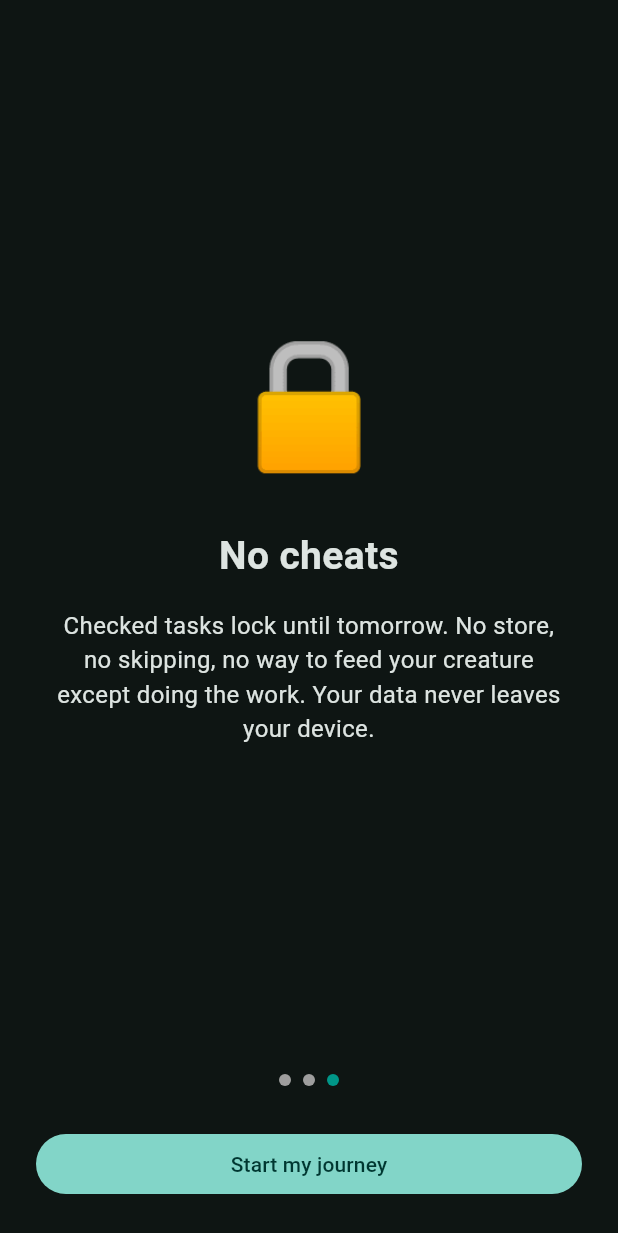
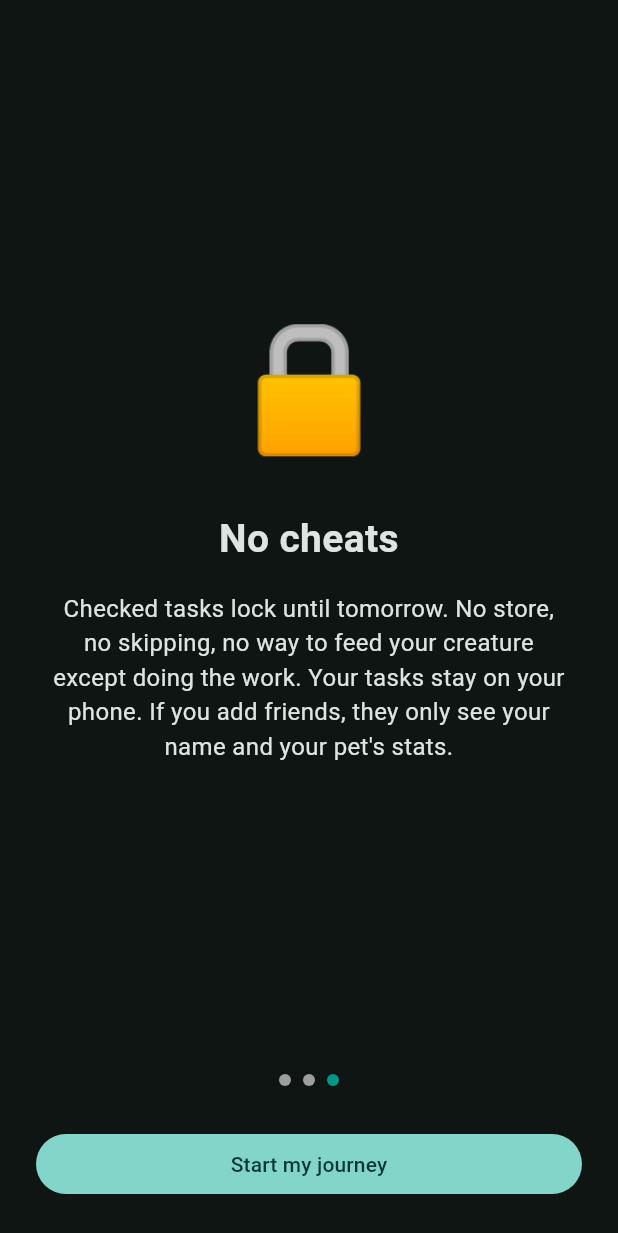
Before and after one commit to tanmaz09/TaskPet, a Flutter app: the screen it shows after launch, swiped to page 3, on a phone screen of 412 x 824 dp. Shown: the top 1233 px of the screen. Run offline on Flutter 3.47's test engine with Material 3 defaults, Android fonts, the phone set to English and light mode, and no system bars; our stand-ins replace confetti, file_picker, flutter_local_notifications, flutter_timezone, share_plus, shared_preferences and 1 more.

Commit message:
Revise 'No cheats' section for clarity
Updated the description for the 'No cheats' section to clarify data privacy and friend visibility.

```diff
--- a/lib/screens/onboarding_screen.dart
+++ b/lib/screens/onboarding_screen.dart
@@ -18,7 +18,7 @@ class _OnboardingScreenState extends State<OnboardingScreen> {
     ('⚔️', 'The rules',
         'Finish ALL your tasks for a perfect day. Perfect days evolve your creature, build your streak, and defeat the weekly boss. Miss a day and it loses energy — unless a 🧊 streak freeze saves you.'),
     ('🔒', 'No cheats',
-        "Checked tasks lock until tomorrow. No store, no skipping, no way to feed your creature except doing the work. Your data never leaves your device."),
+        "Checked tasks lock until tomorrow. No store, no skipping, no way to feed your creature except doing the work. Your tasks stay on your phone. If you add friends, they only see your name and your pet's stats."),
   ];
 
   @override
```
